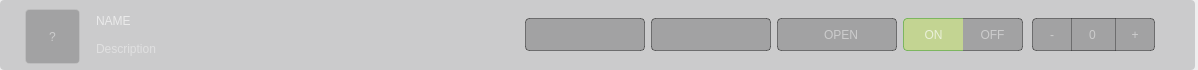
Above: src/ui/desing_files/settings.ui from lowg0d/cosmos-ground-station before the change. Below: the same form after it.
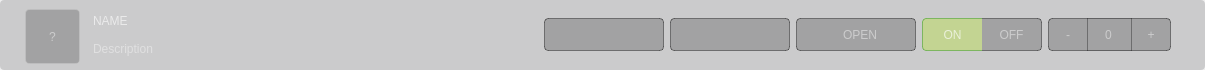
That is the form after the change. Icons and pictures are not drawn.

Patch:
```diff
--- a/src/ui/desing_files/settings.ui
+++ b/src/ui/desing_files/settings.ui
@@ -6,7 +6,7 @@
    <rect>
     <x>0</x>
     <y>0</y>
-    <width>1198</width>
+    <width>1205</width>
     <height>70</height>
    </rect>
   </property>
@@ -64,7 +64,6 @@
     font: 500 9.5pt &quot;Video Med&quot;;
     border-radius: 4px;
     background-color: rgba(58, 59, 63, 0.2);
-	margin-right: 3px;
 }
 
 QFrame:hover{
@@ -372,6 +371,7 @@
 QComboBox:drop-down {
     border: 0px;
     border-radius: 0px;
+	font: 500 14.5pt &quot;Video Med&quot;;
 }
 
 QComboBox::down-arrow {
@@ -384,7 +384,35 @@
 QFrame {
     color: rgba(255, 255, 255, 0.6);
     background-color: rgba(52, 73, 94, 0.3);
-    font: 500 10.5pt &quot;Video Med&quot;;
+    font: 500 14.5pt &quot;Video Med&quot;;
+	padding: 5px;
+}
+QComboBox QAbstractItem {
+  padding: 4px 8px;
+  border-radius: 4px;
+  selection-background-color: none;
+  border: none;
+	border-bottom: 1px rgba(255,255,255,0.4);
+	font: 500 14.5pt &quot;Video Med&quot;;
+}
+QComboBox QAbstractItem::item {
+  padding: 4px 8px;
+  border-radius: 4px;
+font: 500 14.5pt &quot;Video Med&quot;;
+}
+
+QComboBox QAbstractItemView::item:selected {
+  border: none;
+  background-color: #6357a4;
+font: 500 14.5pt &quot;Video Med&quot;;
+}
+
+QListView {
+  border-radius: 4px;
+  border: 1px solid #2b2d30;
+  background-color: #12141a;
+font: 500 14.5pt &quot;Video Med&quot;;
+  outline: none;
 }</string>
            </property>
            <property name="sizeAdjustPolicy">
```
